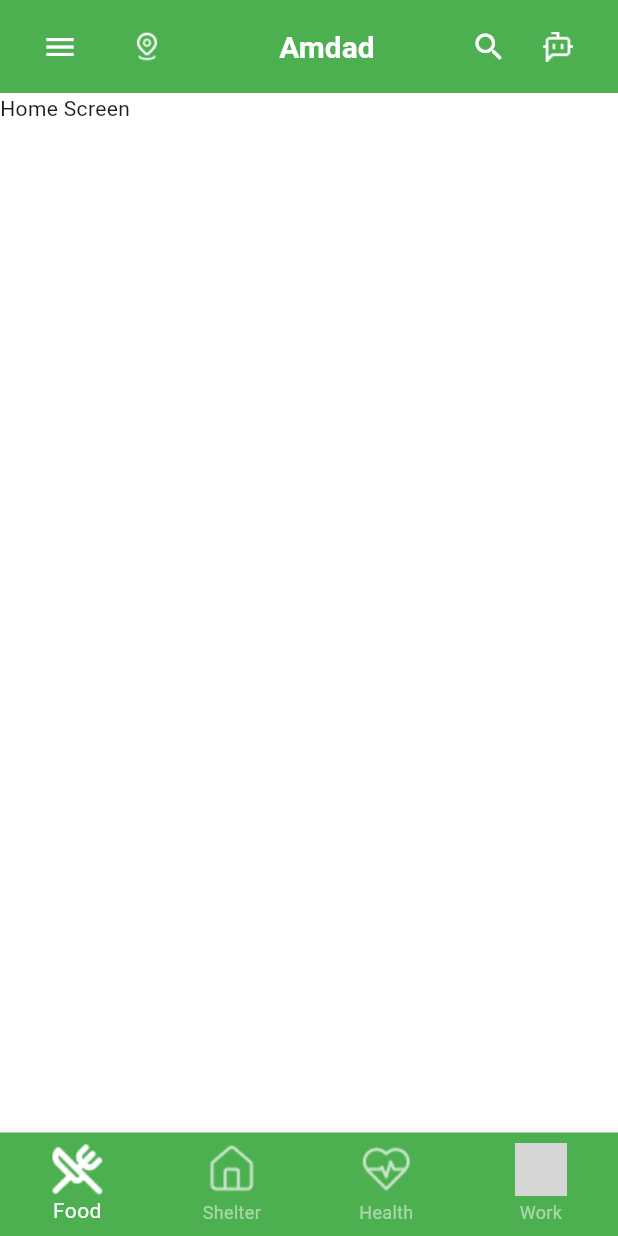
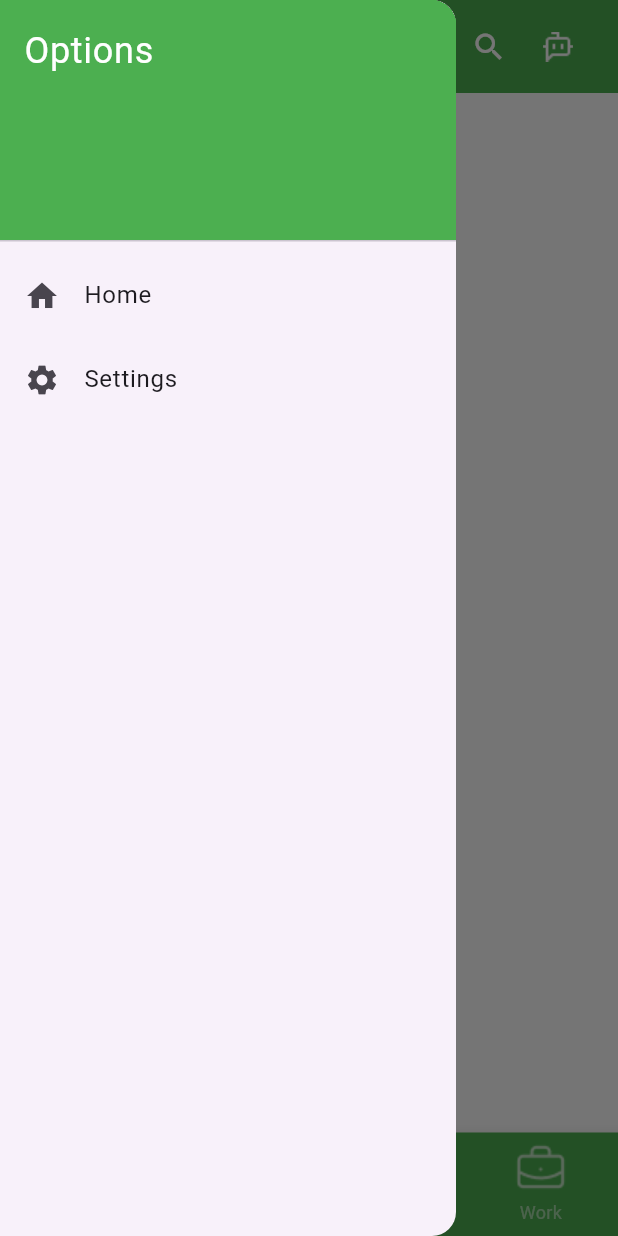
Before and after one commit to Noorullah178632/internship_project, a Flutter app: the screen it shows after launch, with the side drawer open (before the commit the screen has no drawer), on a phone screen of 412 x 824 dp. Run offline on Flutter 3.47's test engine with Material 3 defaults, Android fonts, the phone set to English and light mode, and no system bars; grey boxes are pictures that could not be loaded.

Commit message:
debugging some error

```diff
--- a/lib/main.dart
+++ b/lib/main.dart
@@ -1,12 +1,18 @@
-import 'package:first_app/view_models/bottom_nav.dart';
-import 'package:first_app/views/first_view.dart';
+import 'package:first_app/utils/Routes/routes.dart';
+import 'package:first_app/utils/Routes/routes_navigation.dart';
+import 'package:first_app/view_models/bottom_view_nav.dart';
+import 'package:first_app/view_models/drawer_view_models.dart';
+
 import 'package:flutter/material.dart';
 import 'package:provider/provider.dart';
 
 void main() {
   runApp(
     MultiProvider(
-      providers: [ChangeNotifierProvider(create: (_) => BottomNav())],
+      providers: [
+        ChangeNotifierProvider(create: (_) => BottomNav()),
+        ChangeNotifierProvider(create: (cu) => DrawerViewModels()),
+      ],
       child: MyApp(),
     ),
   );
@@ -19,13 +25,16 @@ class MyApp extends StatelessWidget {
   @override
   Widget build(BuildContext context) {
     return MaterialApp(
+      //try to set the routing
+      initialRoute: Routes.home,
+
+      onGenerateRoute: AppRoutes.RoutesNavigation,
       debugShowCheckedModeBanner: false,
 
       title: 'Flutter Project',
       theme: ThemeData(
         colorScheme: ColorScheme.fromSeed(seedColor: Colors.deepPurple),
       ),
-      home: FirstView(),
     );
   }
 }
--- /dev/null
+++ b/lib/models/drawer_model.dart
@@ -0,0 +1,2 @@
+//make a modle for drawer class . or we can say a architecture for Drawer
+class DrawerModel {}
--- /dev/null
+++ b/lib/utils/Routes/routes.dart
@@ -0,0 +1,13 @@
+//present all the screens or the routes of the app
+class Routes {
+  static const String home = "/home";
+  static const String work = "/work";
+  static const String chatting = "/chatting";
+  static const String crisisLine = "/crisisLine";
+  static const String myFavorite = "/myFavorite";
+  static const String offLineData = "/offLineData";
+  static const String about = "/about";
+  static const String showTutorial = "/showTutorial";
+  static const String giveFeedBack = "/giveFeedBack";
+  static const String login = "/login";
+}
--- /dev/null
+++ b/lib/utils/Routes/routes_navigation.dart
@@ -0,0 +1,49 @@
+import 'package:first_app/utils/Routes/routes.dart';
+import 'package:first_app/views/about_view.dart';
+import 'package:first_app/views/chatting_view.dart';
+import 'package:first_app/views/crisis_line_view.dart';
+
+import 'package:first_app/views/give_feedback_view.dart';
+import 'package:first_app/views/homescreens/homescreens.dart';
+import 'package:first_app/views/login_view.dart';
+import 'package:first_app/views/offline_data_view.dart';
+import 'package:first_app/views/show_tutorial_view.dart';
+
+import 'package:flutter/material.dart';
+
+class AppRoutes {
+  static Route<dynamic> RoutesNavigation(RouteSettings settings) {
+    //with the the help of switching we have to switch through screens
+    switch (settings.name) {
+      case Routes.home:
+        return MaterialPageRoute(builder: (_) => Homescreens());
+
+      case Routes.chatting:
+        return MaterialPageRoute(builder: (_) => ChattingView());
+
+      case Routes.crisisLine:
+        return MaterialPageRoute(builder: (_) => CrisisLineView());
+
+      case Routes.offLineData:
+        return MaterialPageRoute(builder: (_) => OfflineDataView());
+
+      case Routes.about:
+        return MaterialPageRoute(builder: (_) => AboutView());
+
+      case Routes.showTutorial:
+        return MaterialPageRoute(builder: (_) => ShowTutorialView());
+
+      case Routes.giveFeedBack:
+        return MaterialPageRoute(builder: (_) => GiveFeedbackView());
+
+      case Routes.login:
+        return MaterialPageRoute(builder: (_) => LoginView());
+
+      default:
+        return MaterialPageRoute(
+          builder: (_) =>
+              Scaffold(body: Center(child: Text("Route Not Found"))),
+        );
+    }
+  }
+}
--- a/lib/view_models/bottom_nav.dart
+++ b/lib/view_models/bottom_view_nav.dart
@@ -2,8 +2,8 @@ import 'package:flutter/material.dart';
 
 class BottomNav extends ChangeNotifier {
   int currentIndex = 0;
+
   //function for the changing the index of navigation
-
   void changeIndex(int index) {
     currentIndex = index;
     notifyListeners();
--- /dev/null
+++ b/lib/view_models/drawer_view_models.dart
@@ -0,0 +1,12 @@
+//making class for Drawer
+import 'package:flutter/material.dart';
+
+//make a class to control the scaffold state using global key
+class DrawerViewModels extends ChangeNotifier {
+  //make a key for drawer to handle it manually
+  GlobalKey<ScaffoldState> drawerkey = GlobalKey<ScaffoldState>();
+  void openDrawer() {
+    drawerkey.currentState!.openDrawer();
+    notifyListeners();
+  }
+}
--- a/lib/views/first_view.dart
+++ /dev/null
@@ -1,71 +0,0 @@
-import 'package:first_app/view_models/bottom_nav.dart';
-import 'package:first_app/views/homescreens.dart';
-import 'package:first_app/views/workscreen.dart';
-import 'package:flutter/material.dart';
-import 'package:provider/provider.dart';
-
-class FirstView extends StatefulWidget {
-  const FirstView({super.key});
-
-  @override
-  State<FirstView> createState() => _FirstViewState();
-}
-
-class _FirstViewState extends State<FirstView> {
-  @override
-  Widget build(BuildContext context) {
-    //present all the screens
-    final Screens = [Homescreens(), Homescreens(), Homescreens(), Workscreen()];
-    //make instance of bottomNavigation provider
-    final bottomProvider = context.watch<BottomNav>();
-    return Scaffold(
-      backgroundColor: Color(0xFFFFFF),
-      body: Screens[bottomProvider.currentIndex],
-
-      bottomNavigationBar: BottomNavigationBar(
-        //current index
-        currentIndex: bottomProvider.currentIndex,
-        //ontap : change the index
-        onTap: bottomProvider.changeIndex,
-        type: BottomNavigationBarType.fixed,
-        backgroundColor: Colors.green,
-        selectedItemColor: Colors.white,
-        unselectedItemColor: Colors.white.withOpacity(0.50),
-        items: [
-          BottomNavigationBarItem(
-            icon: Image.asset(
-              "assets/images/icons/food.png",
-              width: 35,
-              height: 35,
-            ),
-            label: 'Food',
-          ),
-          BottomNavigationBarItem(
-            icon: Image.asset(
-              "assets/images/icons/shelter.png",
-              width: 35,
-              height: 35,
-            ),
-            label: "Shelter",
-          ),
-          BottomNavigationBarItem(
-            icon: Image.asset(
-              "assets/images/icons/health.png",
-              width: 35,
-              height: 35,
-            ),
-            label: "Health",
-          ),
-          BottomNavigationBarItem(
-            icon: Image.asset(
-              "assets/images/icons/Work.png",
-              width: 35,
-              height: 35,
-            ),
-            label: "Work",
-          ),
-        ],
-      ),
-    );
-  }
-}
--- a/lib/views/homescreens.dart
+++ /dev/null
@@ -1,78 +0,0 @@
-import 'package:flutter/material.dart';
-
-class Homescreens extends StatefulWidget {
-  const Homescreens({super.key});
-
-  @override
-  State<Homescreens> createState() => _HomescreensState();
-}
-
-class _HomescreensState extends State<Homescreens> {
-  @override
-  Widget build(BuildContext context) {
-    return Scaffold(
-      backgroundColor: Color(0xFFFFFF),
-      appBar: AppBar(
-        toolbarHeight: 62,
-        backgroundColor: Colors.green,
-
-        title: Row(
-          mainAxisAlignment: MainAxisAlignment.spaceBetween,
-          children: [
-            //drawer and location icons
-            Row(
-              children: [
-                IconButton(
-                  onPressed: () {},
-                  icon: Icon(Icons.menu, color: Colors.white, size: 24),
-                ),
-                SizedBox(width: 10),
-                IconButton(
-                  onPressed: () {},
-                  icon: Image.asset(
-                    "assets/images/icons/location.png",
-                    width: 20,
-                    height: 20,
-                    color: Colors.white,
-                  ),
-                ),
-              ],
-            ),
-            //Name title
-            Expanded(
-              child: Center(
-                child: Text(
-                  "Amdad",
-                  style: TextStyle(
-                    color: Colors.white,
-                    fontWeight: FontWeight.w700,
-                    fontSize: 20,
-                  ),
-                  overflow: TextOverflow.ellipsis,
-                ),
-              ),
-            ),
-            //search and chatbot icons
-            Row(
-              mainAxisSize: MainAxisSize.min,
-              children: [
-                Icon(Icons.search, size: 24, color: Colors.white),
-                SizedBox(width: 10),
-                IconButton(
-                  onPressed: () {},
-                  icon: Image.asset(
-                    "assets/images/icons/chatbot.png",
-                    width: 20,
-                    height: 20,
-                    color: Colors.white,
-                  ),
-                ),
-              ],
-            ),
-          ],
-        ),
-      ),
-      body: Text("Home Screen"),
-    );
-  }
-}
--- /dev/null
+++ b/lib/views/homescreens/drawer_view_screen.dart
@@ -0,0 +1,38 @@
+import 'package:flutter/material.dart';
+
+class Mydrawer extends StatefulWidget {
+  const Mydrawer({super.key});
+
+  @override
+  State<Mydrawer> createState() => _MydrawerState();
+}
+
+class _MydrawerState extends State<Mydrawer> {
+  @override
+  Widget build(BuildContext context) {
+    return Drawer(
+      child: ListView(
+        padding: EdgeInsets.zero,
+        children: [
+          const DrawerHeader(
+            decoration: BoxDecoration(color: Colors.green),
+            child: Text(
+              'Options',
+              style: TextStyle(color: Colors.white, fontSize: 24),
+            ),
+          ),
+          ListTile(
+            leading: const Icon(Icons.home),
+            title: const Text('Home'),
+            onTap: () {},
+          ),
+          ListTile(
+            leading: const Icon(Icons.settings),
+            title: const Text('Settings'),
+            onTap: () {},
+          ),
+        ],
+      ),
+    );
+  }
+}
--- /dev/null
+++ b/lib/views/homescreens/homescreens.dart
@@ -0,0 +1,141 @@
+import 'package:first_app/view_models/bottom_view_nav.dart';
+import 'package:first_app/view_models/drawer_view_models.dart';
+import 'package:first_app/views/homescreens/drawer_view_screen.dart';
+
+import 'package:flutter/material.dart';
+import 'package:provider/provider.dart';
+
+class Homescreens extends StatefulWidget {
+  const Homescreens({super.key});
+
+  @override
+  State<Homescreens> createState() => _HomescreensState();
+}
+
+class _HomescreensState extends State<Homescreens> {
+  //make a instance for open drawer
+  final DrawerViewModels drawerViewModels = DrawerViewModels();
+
+  @override
+  Widget build(BuildContext context) {
+    return Consumer<BottomNav>(
+      builder: (context, botNav, index) {
+        return Scaffold(
+          //drawer
+          drawer: Mydrawer(),
+          //appbar
+          appBar: AppBar(
+            iconTheme: IconThemeData(color: Colors.white),
+            toolbarHeight: 62,
+            backgroundColor: Colors.green,
+
+            title: Row(
+              mainAxisAlignment: MainAxisAlignment.spaceBetween,
+              children: [
+                //drawer and location icons
+                Row(
+                  children: [
+                    IconButton(
+                      onPressed: () {},
+                      icon: Image.asset(
+                        "assets/images/icons/location.png",
+                        width: 20,
+                        height: 20,
+                        color: Colors.white,
+                      ),
+                    ),
+                  ],
+                ),
+                //Name title
+                Expanded(
+                  child: Center(
+                    child: Text(
+                      "Amdad",
+                      style: TextStyle(
+                        color: Colors.white,
+                        fontWeight: FontWeight.w700,
+                        fontSize: 20,
+                      ),
+                      overflow: TextOverflow.ellipsis,
+                    ),
+                  ),
+                ),
+                //search and chatbot icons
+                Row(
+                  mainAxisSize: MainAxisSize.min,
+                  children: [
+                    Icon(Icons.search, size: 24, color: Colors.white),
+                    SizedBox(width: 10),
+                    IconButton(
+                      onPressed: () {},
+                      icon: Image.asset(
+                        "assets/images/icons/chatbot.png",
+                        width: 20,
+                        height: 20,
+                        color: Colors.white,
+                      ),
+                    ),
+                  ],
+                ),
+              ],
+            ),
+          ),
+
+          backgroundColor: Colors.white,
+
+          body: Container(
+            child: Text(
+              "me and my brother",
+              style: TextStyle(color: Colors.black),
+            ),
+          ),
+          //bottom Navigation Bar
+          bottomNavigationBar: BottomNavigationBar(
+            //current index
+            currentIndex: botNav.currentIndex,
+            //ontap : change the index
+            onTap: botNav.changeIndex,
+            type: BottomNavigationBarType.fixed,
+            backgroundColor: Colors.green,
+            selectedItemColor: Colors.white,
+            unselectedItemColor: Colors.white.withOpacity(0.50),
+            items: [
+              BottomNavigationBarItem(
+                icon: Image.asset(
+                  "assets/images/icons/food.png",
+                  width: 35,
+                  height: 35,
+                ),
+                label: 'Food',
+              ),
+              BottomNavigationBarItem(
+                icon: Image.asset(
+                  "assets/images/icons/shelter.png",
+                  width: 35,
+                  height: 35,
+                ),
+                label: "Shelter",
+              ),
+              BottomNavigationBarItem(
+                icon: Image.asset(
+                  "assets/images/icons/health.png",
+                  width: 35,
+                  height: 35,
+                ),
+                label: "Health",
+              ),
+              BottomNavigationBarItem(
+                icon: Image.asset(
+                  "assets/images/icons/work.png",
+                  width: 35,
+                  height: 35,
+                ),
+                label: "Work",
+              ),
+            ],
+          ),
+        );
+      },
+    );
+  }
+}
```
Also changed, not shown: lib/views/about_view.dart (added, +15 -0 lines), lib/views/chatting_view.dart (added, +15 -0 lines), lib/views/crisis_line_view.dart (added, +15 -0 lines), lib/views/give_feedback_view.dart (added, +15 -0 lines), lib/views/login_view.dart (added, +15 -0 lines), lib/views/myfavorite_view.dart (added, +15 -0 lines), lib/views/offline_data_view.dart (added, +15 -0 lines), lib/views/show_tutorial_view.dart (added, +15 -0 lines), lib/views/workscreen.dart (deleted, +0 -59 lines), assets/images/icons/menu.png (added).
